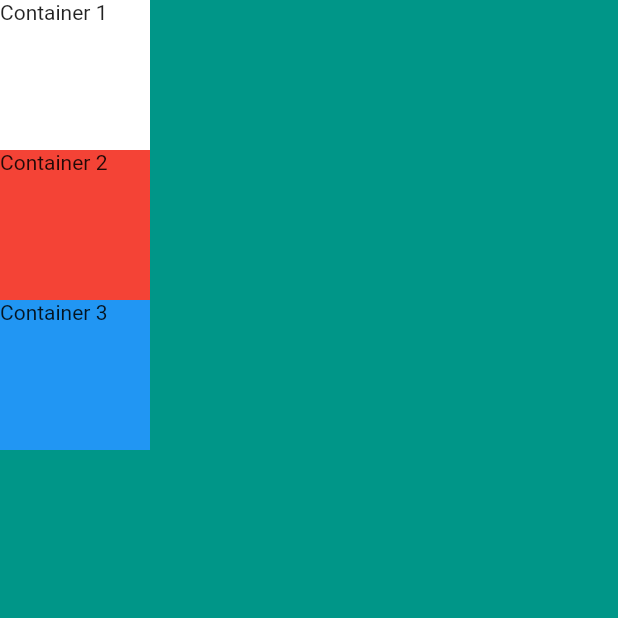
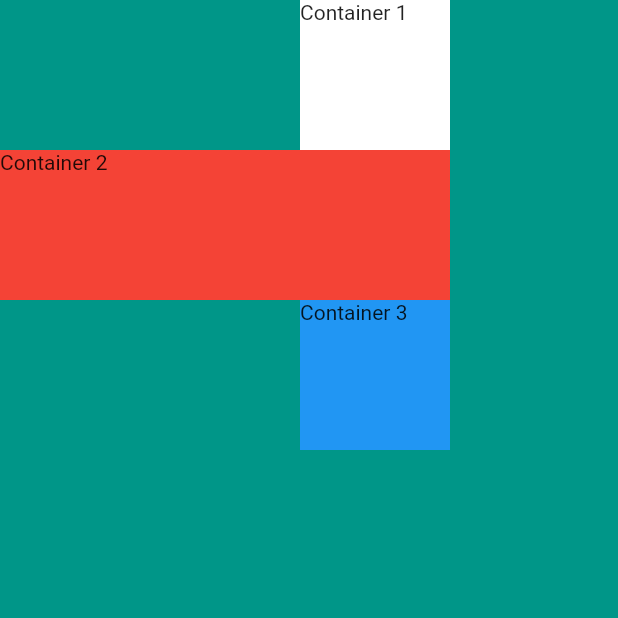
Before and after one commit to iamsaqibs/My-Business-Card, a Flutter app: the screen it shows after launch, on a phone screen of 412 x 824 dp, the top half of it. Run offline on Flutter 3.47's test engine with Material 2 defaults, Android fonts, the phone set to English and light mode, and no system bars.

Commit message:
Column mainAxisAlignment and crossAxisAlignment

```diff
--- a/lib/main.dart
+++ b/lib/main.dart
@@ -12,6 +12,10 @@ class MyApp extends StatelessWidget {
             child: Column(
               // mainAxisSize: MainAxisSize.min,
               // verticalDirection: VerticalDirection.up,
+              // mainAxisAlignment: MainAxisAlignment.center,
+              // mainAxisAlignment: MainAxisAlignment.spaceBetween,
+              // mainAxisAlignment: MainAxisAlignment.spaceAround,
+              crossAxisAlignment: CrossAxisAlignment.end,
               children: <Widget>[
                 Container(
                   height: 100,
@@ -21,7 +25,7 @@ class MyApp extends StatelessWidget {
                 ),
                 Container(
                   height: 100,
-                  width: 100,
+                  width: 300,
                   color: Colors.red,
                   child: Text('Container 2'),
                 ),
```
